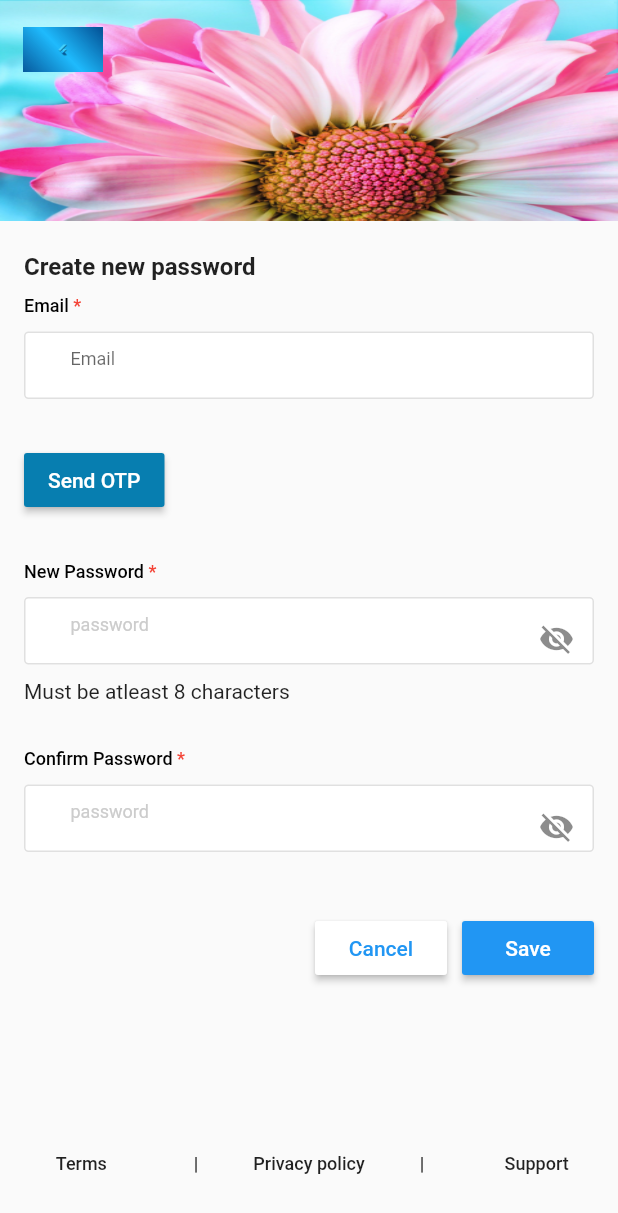
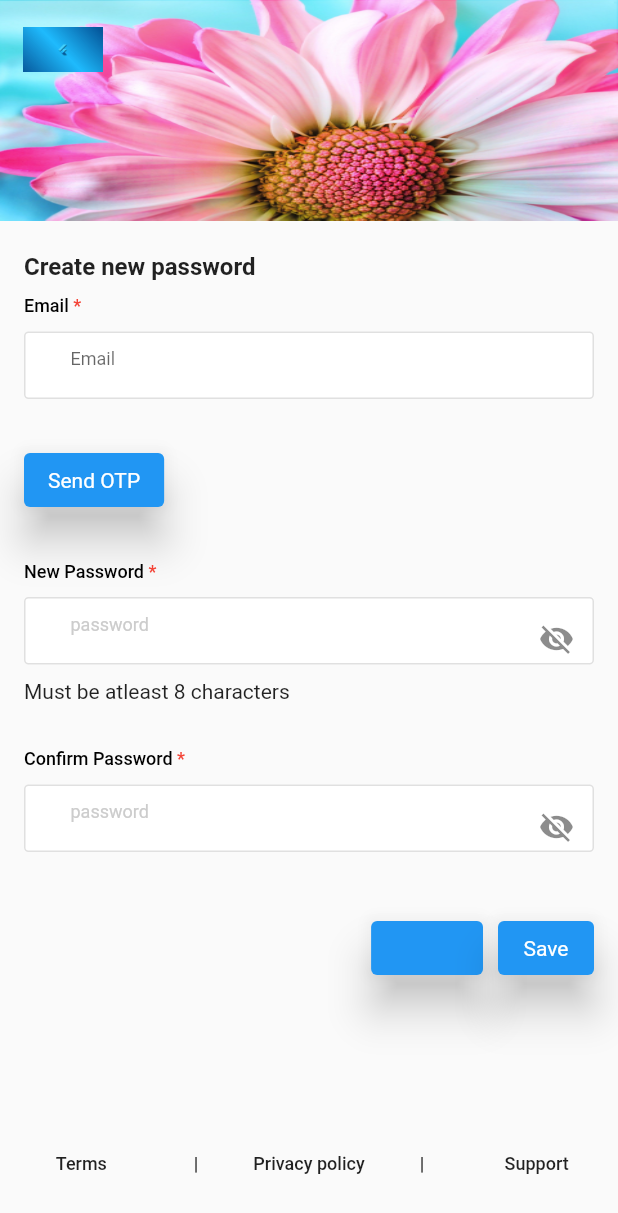
Before and after one commit to ChandraChaan/omorals, a Flutter app: the ForgotPage screen opened by its route, on a phone screen of 412 x 824 dp. Shown: the top 1213 px of the screen. Run offline on Flutter 3.47's test engine with Material 2 defaults, Android fonts, the phone set to English and light mode, and no system bars; our stand-ins replace audioplayers, chewie, connectivity, dio, file_picker, get and 2 more; accounts and stored records are empty; network calls fail.

Commit message:
button replacing

```diff
--- a/lib/Presentation/forgotPassword/forgotPassword.dart
+++ b/lib/Presentation/forgotPassword/forgotPassword.dart
@@ -155,7 +155,7 @@ class _ForgotPageState extends State<ForgotPage> {
                                                 color: Colors.red))
                                       ]),
                                     )
-                                  : RaisedButton(
+                                  : ElevatedButton(
                                       onPressed: () {
                                         print(notp);
                                         if (emailcontroller.text.isNotEmpty) {
@@ -185,7 +185,11 @@ class _ForgotPageState extends State<ForgotPage> {
                                           ));
                                         }
                                       },
-                                      color: text_blueColor,
+                                      // color: text_blueColor,
+                                      style: ElevatedButton.styleFrom(
+                                          elevation: 12.0,
+                                          textStyle: const TextStyle(
+                                              color: text_blueColor)),
                                       child: Text("Send OTP",
                                           style: TextStyle(color: c_White))),
                               email == true
@@ -350,8 +354,12 @@ class _ForgotPageState extends State<ForgotPage> {
                               Row(
                                 mainAxisAlignment: MainAxisAlignment.end,
                                 children: [
-                                  RaisedButton(
-                                      color: Colors.white,
+                                  ElevatedButton(
+                                      style: ElevatedButton.styleFrom(
+                                          elevation: 12.0,
+                                          textStyle: const TextStyle(
+                                              color: Colors.white)),
+                                      // color: Colors.white,
                                       onPressed: () {
                                         Navigator.pop(context);
                                       },
@@ -362,8 +370,12 @@ class _ForgotPageState extends State<ForgotPage> {
                                   SizedBox(
                                     width: 10,
                                   ),
-                                  RaisedButton(
-                                      color: Colors.blue,
+                                  ElevatedButton(
+                                      style: ElevatedButton.styleFrom(
+                                          elevation: 12.0,
+                                          textStyle: const TextStyle(
+                                              color: Colors.blue)),
+                                      // color: Colors.blue,
                                       onPressed: () {
                                         if (emailcontroller.text.isEmpty) {
                                           ScaffoldMessenger.of(context)
@@ -532,7 +544,7 @@ class _ForgotPageState extends State<ForgotPage> {
                               child: Stack(
                                 children: [
                                   Container(
-                                    height:getHeight(context),
+                                    height: getHeight(context),
                                     child: Image.asset(
                                       localimages.white_flower,
                                       fit: BoxFit.fill,
@@ -639,7 +651,7 @@ class _ForgotPageState extends State<ForgotPage> {
                                                       color: Colors.red))
                                             ]),
                                           )
-                                        : RaisedButton(
+                                        : ElevatedButton(
                                             onPressed: () {
                                               print(notp);
                                               if (emailcontroller
@@ -663,8 +675,7 @@ class _ForgotPageState extends State<ForgotPage> {
                                                 print(rNum.toString());
                                                 // Get.toNamed(Routes.resetpassword);
                                               } else {
-                                                ScaffoldMessenger.of(
-                                                        context)
+                                                ScaffoldMessenger.of(context)
                                                     .showSnackBar(SnackBar(
                                                   backgroundColor: Colors.red,
                                                   behavior:
@@ -674,7 +685,11 @@ class _ForgotPageState extends State<ForgotPage> {
                                                 ));
                                               }
                                             },
-                                            color: text_blueColor,
+                                            // color: text_blueColor,
+                                            style: ElevatedButton.styleFrom(
+                                                elevation: 12.0,
+                                                textStyle: const TextStyle(
+                                                    color: text_blueColor)),
                                             child: Text("Send OTP")),
                                     email == true
                                         ? SizedBox(
@@ -848,8 +863,12 @@ class _ForgotPageState extends State<ForgotPage> {
                                     Row(
                                       mainAxisAlignment: MainAxisAlignment.end,
                                       children: [
-                                        RaisedButton(
-                                            color: Colors.white,
+                                        ElevatedButton(
+                                            // color: Colors.white,
+                                            style: ElevatedButton.styleFrom(
+                                                elevation: 12.0,
+                                                textStyle: const TextStyle(
+                                                    color: Colors.white)),
                                             onPressed: () {
                                               Navigator.pop(context);
                                             },
@@ -861,8 +880,12 @@ class _ForgotPageState extends State<ForgotPage> {
                                         SizedBox(
                                           width: 10,
                                         ),
-                                        RaisedButton(
-                                            color: Colors.blue,
+                                        ElevatedButton(
+                                            // color: Colors.blue,
+                                            style: ElevatedButton.styleFrom(
+                                                elevation: 12.0,
+                                                textStyle: const TextStyle(
+                                                    color: Colors.blue)),
                                             onPressed: () {
                                               if (emailcontroller
                                                   .text.isEmpty) {
```
Also changed, not shown: pubspec.lock.
